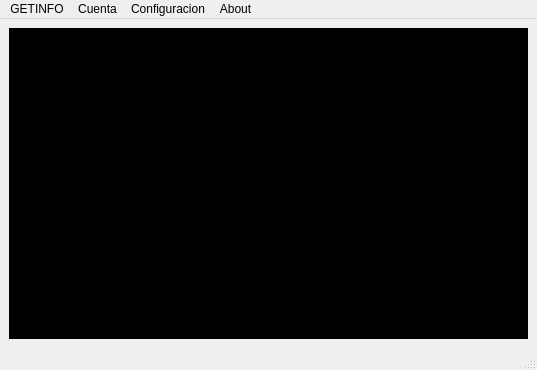
This is client/mainwindow.ui in jamesjara/learn4all as Qt 5 draws it before an edit. The edited form follows.
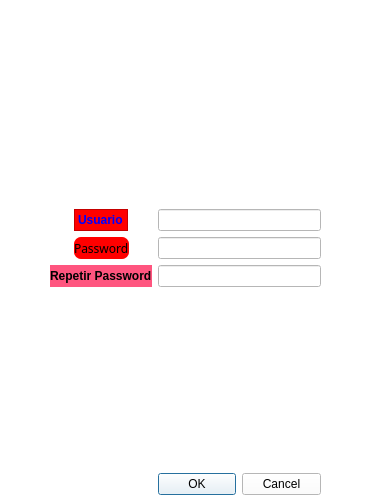
This is the edited form. Icons and pictures are not drawn.

Commit message: - modulo login 80%

Patch:
```diff
--- a/client/mainwindow.ui
+++ b/client/mainwindow.ui
@@ -9,19 +9,65 @@
    <rect>
     <x>0</x>
     <y>0</y>
-    <width>537</width>
-    <height>370</height>
+    <width>371</width>
+    <height>504</height>
    </rect>
   </property>
+  <property name="sizePolicy">
+   <sizepolicy hsizetype="Fixed" vsizetype="Fixed">
+    <horstretch>0</horstretch>
+    <verstretch>0</verstretch>
+   </sizepolicy>
+  </property>
+  <property name="minimumSize">
+   <size>
+    <width>370</width>
+    <height>500</height>
+   </size>
+  </property>
+  <property name="maximumSize">
+   <size>
+    <width>371</width>
+    <height>504</height>
+   </size>
+  </property>
+  <property name="palette">
+   <palette>
+    <active/>
+    <inactive/>
+    <disabled/>
+   </palette>
+  </property>
   <property name="windowTitle">
    <string>Learn4All | Computer Society Costa Rica</string>
   </property>
+  <property name="windowOpacity">
+   <double>1.000000000000000</double>
+  </property>
+  <property name="autoFillBackground">
+   <bool>true</bool>
+  </property>
+  <property name="styleSheet">
+   <string notr="true"/>
+  </property>
+  <property name="tabShape">
+   <enum>QTabWidget::Rounded</enum>
+  </property>
   <widget class="QWidget" name="centralwidget">
+   <property name="styleSheet">
+    <string notr="true"/>
+   </property>
    <layout class="QHBoxLayout" name="horizontalLayout_2">
+    <property name="margin">
+     <number>0</number>
+    </property>
     <item>
      <widget class="QStackedWidget" name="container">
-      <property name="frameShadow">
-       <enum>QFrame::Plain</enum>
+      <property name="autoFillBackground">
+       <bool>false</bool>
+      </property>
+      <property name="styleSheet">
+       <string notr="true">background-image:url(:/images/general_screen.jpg);background-color: white;</string>
       </property>
       <property name="currentIndex">
        <number>0</number>
@@ -31,9 +77,271 @@
         <bool>false</bool>
        </property>
        <property name="styleSheet">
-        <string notr="true">background-color: black;</string>
+        <string notr="true">background: url(:/images/login_screen.jpg);</string>
        </property>
-       <layout class="QVBoxLayout" name="verticalLayout"/>
+       <layout class="QVBoxLayout" name="verticalLayout">
+        <property name="leftMargin">
+         <number>25</number>
+        </property>
+        <property name="rightMargin">
+         <number>0</number>
+        </property>
+        <item>
+         <layout class="QFormLayout" name="formLayout">
+          <property name="fieldGrowthPolicy">
+           <enum>QFormLayout::ExpandingFieldsGrow</enum>
+          </property>
+          <property name="rowWrapPolicy">
+           <enum>QFormLayout::WrapLongRows</enum>
+          </property>
+          <property name="labelAlignment">
+           <set>Qt::AlignCenter</set>
+          </property>
+          <property name="leftMargin">
+           <number>25</number>
+          </property>
+          <property name="topMargin">
+           <number>200</number>
+          </property>
+          <property name="rightMargin">
+           <number>50</number>
+          </property>
+          <item row="0" column="0">
+           <widget class="QLabel" name="usuarioLabel">
+            <property name="font">
+             <font>
+              <weight>75</weight>
+              <bold>true</bold>
+             </font>
+            </property>
+            <property name="autoFillBackground">
+             <bool>false</bool>
+            </property>
+            <property name="styleSheet">
+             <string notr="true">QLabel { background-color : red; color : blue; }</string>
+            </property>
+            <property name="frameShape">
+             <enum>QFrame::StyledPanel</enum>
+            </property>
+            <property name="frameShadow">
+             <enum>QFrame::Raised</enum>
+            </property>
+            <property name="text">
+             <string>Usuario</string>
+            </property>
+           </widget>
+          </item>
+          <item row="0" column="1">
+           <widget class="QLineEdit" name="usuarioLineEdit">
+            <property name="inputMask">
+             <string/>
+            </property>
+           </widget>
+          </item>
+          <item row="1" column="0">
+           <widget class="QLabel" name="passwordLabel">
+            <property name="font">
+             <font>
+              <family>4pt</family>
+              <weight>50</weight>
+              <italic>false</italic>
+              <bold>false</bold>
+             </font>
+            </property>
+            <property name="contextMenuPolicy">
+             <enum>Qt::NoContextMenu</enum>
+            </property>
+            <property name="acceptDrops">
+             <bool>false</bool>
+            </property>
+            <property name="autoFillBackground">
+             <bool>true</bool>
+            </property>
+            <property name="styleSheet">
+             <string notr="true">QLabel { background-color: red; border-radius: 7px; font: &quot;DejaVu Serif&quot; 4pt; }</string>
+            </property>
+            <property name="frameShape">
+             <enum>QFrame::NoFrame</enum>
+            </property>
+            <property name="frameShadow">
+             <enum>QFrame::Plain</enum>
+            </property>
+            <property name="lineWidth">
+             <number>0</number>
+            </property>
+            <property name="midLineWidth">
+             <number>0</number>
+            </property>
+            <property name="text">
+             <string>Password</string>
+            </property>
+            <property name="textFormat">
+             <enum>Qt::AutoText</enum>
+            </property>
+            <property name="scaledContents">
+             <bool>false</bool>
+            </property>
+            <property name="textInteractionFlags">
+             <set>Qt::NoTextInteraction</set>
+            </property>
+           </widget>
+          </item>
+          <item row="1" column="1">
+           <widget class="QLineEdit" name="passwordLineEdit">
+            <property name="inputMask">
+             <string/>
+            </property>
+           </widget>
+          </item>
+          <item row="2" column="0">
+           <widget class="QLabel" name="repetirPasswordLabel">
+            <property name="palette">
+             <palette>
+              <active>
+               <colorrole role="Button">
+                <brush brushstyle="SolidPattern">
+                 <color alpha="255">
+                  <red>255</red>
+                  <green>85</green>
+                  <blue>127</blue>
+                 </color>
+                </brush>
+               </colorrole>
+               <colorrole role="Base">
+                <brush brushstyle="SolidPattern">
+                 <color alpha="255">
+                  <red>255</red>
+                  <green>85</green>
+                  <blue>127</blue>
+                 </color>
+                </brush>
+               </colorrole>
+               <colorrole role="Window">
+                <brush brushstyle="SolidPattern">
+                 <color alpha="255">
+                  <red>255</red>
+                  <green>85</green>
+                  <blue>127</blue>
+                 </color>
+                </brush>
+               </colorrole>
+              </active>
+              <inactive>
+               <colorrole role="Button">
+                <brush brushstyle="SolidPattern">
+                 <color alpha="255">
+                  <red>255</red>
+                  <green>85</green>
+                  <blue>127</blue>
+                 </color>
+                </brush>
+               </colorrole>
+               <colorrole role="Base">
+                <brush brushstyle="SolidPattern">
+                 <color alpha="255">
+                  <red>255</red>
+                  <green>85</green>
+                  <blue>127</blue>
+                 </color>
+                </brush>
+               </colorrole>
+               <colorrole role="Window">
+                <brush brushstyle="SolidPattern">
+                 <color alpha="255">
+                  <red>255</red>
+                  <green>85</green>
+                  <blue>127</blue>
+                 </color>
+                </brush>
+               </colorrole>
+              </inactive>
+              <disabled>
+               <colorrole role="Button">
+                <brush brushstyle="SolidPattern">
+                 <color alpha="255">
+                  <red>255</red>
+                  <green>85</green>
+                  <blue>127</blue>
+                 </color>
+                </brush>
+               </colorrole>
+               <colorrole role="Base">
+                <brush brushstyle="SolidPattern">
+                 <color alpha="255">
+                  <red>255</red>
+                  <green>85</green>
+                  <blue>127</blue>
+                 </color>
+                </brush>
+               </colorrole>
+               <colorrole role="Window">
+                <brush brushstyle="SolidPattern">
+                 <color alpha="255">
+                  <red>255</red>
+                  <green>85</green>
+                  <blue>127</blue>
+                 </color>
+                </brush>
+               </colorrole>
+              </disabled>
+             </palette>
+            </property>
+            <property name="font">
+             <font>
+              <weight>75</weight>
+              <bold>true</bold>
+             </font>
+            </property>
+            <property name="autoFillBackground">
+             <bool>false</bool>
+            </property>
+            <property name="styleSheet">
+             <string notr="true">QLabel{
+background-color:rgb(255, 85, 127);
+}
+
+</string>
+            </property>
+            <property name="text">
+             <string>Repetir Password</string>
+            </property>
+            <property name="textFormat">
+             <enum>Qt::RichText</enum>
+            </property>
+            <property name="scaledContents">
+             <bool>false</bool>
+            </property>
+            <property name="buddy">
+             <cstring>306302</cstring>
+            </property>
+           </widget>
+          </item>
+          <item row="2" column="1">
+           <widget class="QLineEdit" name="repetirPasswordLineEdit"/>
+          </item>
+          <item row="3" column="0" colspan="2">
+           <spacer name="verticalSpacer">
+            <property name="orientation">
+             <enum>Qt::Vertical</enum>
+            </property>
+            <property name="sizeHint" stdset="0">
+             <size>
+              <width>20</width>
+              <height>40</height>
+             </size>
+            </property>
+           </spacer>
+          </item>
+          <item row="4" column="1">
+           <widget class="QDialogButtonBox" name="buttonBox_2">
+            <property name="standardButtons">
+             <set>QDialogButtonBox::Cancel|QDialogButtonBox::Ok</set>
+            </property>
+           </widget>
+          </item>
+         </layout>
+        </item>
+       </layout>
       </widget>
       <widget class="QWidget" name="page_2">
        <property name="styleSheet">
@@ -54,41 +362,6 @@
     </item>
    </layout>
   </widget>
-  <widget class="QMenuBar" name="menubar">
-   <property name="geometry">
-    <rect>
-     <x>0</x>
-     <y>0</y>
-     <width>537</width>
-     <height>25</height>
-    </rect>
-   </property>
-   <widget class="QMenu" name="menuUsuario">
-    <property name="title">
-     <string>Cuenta</string>
-    </property>
-   </widget>
-   <widget class="QMenu" name="menuAbout">
-    <property name="title">
-     <string>About</string>
-    </property>
-   </widget>
-   <widget class="QMenu" name="menuConfiguracion">
-    <property name="title">
-     <string>Configuracion</string>
-    </property>
-   </widget>
-   <widget class="QMenu" name="menuGETINFO">
-    <property name="title">
-     <string>GETINFO</string>
-    </property>
-   </widget>
-   <addaction name="menuGETINFO"/>
-   <addaction name="menuUsuario"/>
-   <addaction name="menuConfiguracion"/>
-   <addaction name="menuAbout"/>
-  </widget>
-  <widget class="QStatusBar" name="statusbar"/>
  </widget>
  <resources/>
  <connections/>
```
Left out of the diff: 36 changed lines with no effect on the pictures. The commit also changes 12 other files.
